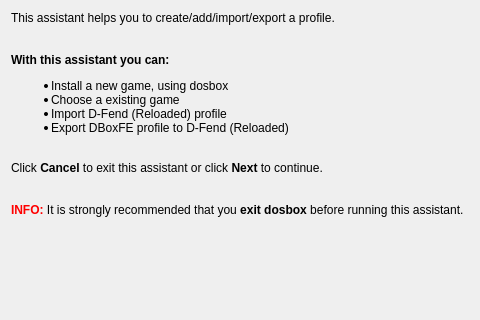
Qt form assistant/ui/welcomepage.ui (LasDesu/DBoxFE) before a commit; both pictures show x 0 to 480 and y 0 to 320 of the 600 by 500 pixel window.
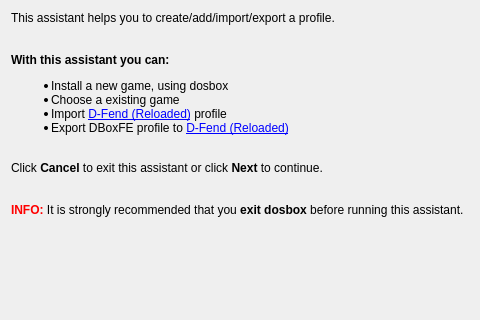
The same form after that commit.

Commit message: * add new header/source * update welcomepage.ui (add link location to d-fend reloaded site)

Diff of the .ui file:
```diff
--- a/assistant/ui/welcomepage.ui
+++ b/assistant/ui/welcomepage.ui
@@ -31,14 +31,14 @@
       <string>&lt;!DOCTYPE HTML PUBLIC "-//W3C//DTD HTML 4.0//EN" "http://www.w3.org/TR/REC-html40/strict.dtd">
 &lt;html>&lt;head>&lt;meta name="qrichtext" content="1" />&lt;title>Welcome&lt;/title>&lt;style type="text/css">
 p, li { white-space: pre-wrap; }
-&lt;/style>&lt;/head>&lt;body style=" font-family:'Sans Serif'; font-size:9pt; font-weight:400; font-style:normal;">
-&lt;p style=" margin-top:0px; margin-bottom:0px; margin-left:0px; margin-right:0px; -qt-block-indent:0; text-indent:0px;">This assistant helps you to create/add/import/export a profile. &lt;br />&lt;/p>
-&lt;p style=" margin-top:0px; margin-bottom:0px; margin-left:0px; margin-right:0px; -qt-block-indent:0; text-indent:0px;">&lt;br />&lt;span style=" font-weight:600;">With this assistant you can:&lt;/span> &lt;/p>
-&lt;ul style="-qt-list-indent: 1;">&lt;li style=" margin-top:12px; margin-bottom:0px; margin-left:0px; margin-right:0px; -qt-block-indent:0; text-indent:0px;">Install a new game, using dosbox &lt;/li>
-&lt;li style=" margin-top:0px; margin-bottom:0px; margin-left:0px; margin-right:0px; -qt-block-indent:0; text-indent:0px;">Choose a existing game &lt;/li>
-&lt;li style=" margin-top:0px; margin-bottom:0px; margin-left:0px; margin-right:0px; -qt-block-indent:0; text-indent:0px;">Import D-Fend (Reloaded) profile &lt;/li>
-&lt;li style=" margin-top:0px; margin-bottom:12px; margin-left:0px; margin-right:0px; -qt-block-indent:0; text-indent:0px;">Export DBoxFE profile to D-Fend (Reloaded) &lt;br />&lt;/li>&lt;/ul>
-&lt;p style=" margin-top:0px; margin-bottom:12px; margin-left:0px; margin-right:0px; -qt-block-indent:0; text-indent:0px;">Click &lt;span style=" font-weight:600;">Cancel&lt;/span> to exit this assistant or click &lt;span style=" font-weight:600;">Next&lt;/span> to continue.&lt;br />&lt;br />&lt;br />&lt;span style=" font-weight:600; color:#ff0000;">INFO:&lt;/span> It is strongly recommended that you &lt;span style=" font-weight:600;">exit dosbox&lt;/span> before running this assistant.&lt;/p>&lt;/body>&lt;/html></string>
+&lt;/style>&lt;/head>&lt;body style=" font-family:'MS Shell Dlg 2'; font-size:8.25pt; font-weight:400; font-style:normal;">
+&lt;p style=" margin-top:0px; margin-bottom:0px; margin-left:0px; margin-right:0px; -qt-block-indent:0; text-indent:0px; font-family:'Sans Serif'; font-size:9pt;">This assistant helps you to create/add/import/export a profile. &lt;br />&lt;/p>
+&lt;p style=" margin-top:0px; margin-bottom:0px; margin-left:0px; margin-right:0px; -qt-block-indent:0; text-indent:0px; font-family:'Sans Serif'; font-size:9pt;">&lt;br />&lt;span style=" font-weight:600;">With this assistant you can:&lt;/span> &lt;/p>
+&lt;ul style="-qt-list-indent: 1;">&lt;li style=" font-family:'Sans Serif'; font-size:9pt;" style=" margin-top:12px; margin-bottom:0px; margin-left:0px; margin-right:0px; -qt-block-indent:0; text-indent:0px;">Install a new game, using dosbox &lt;/li>
+&lt;li style=" font-family:'Sans Serif'; font-size:9pt;" style=" margin-top:0px; margin-bottom:0px; margin-left:0px; margin-right:0px; -qt-block-indent:0; text-indent:0px;">Choose a existing game &lt;/li>
+&lt;li style=" font-family:'Sans Serif'; font-size:9pt;" style=" margin-top:0px; margin-bottom:0px; margin-left:0px; margin-right:0px; -qt-block-indent:0; text-indent:0px;">Import &lt;a href="http://dfendreloaded.sourceforge.net/">&lt;span style=" text-decoration: underline; color:#0000ff;">D-Fend (Reloaded)&lt;/span>&lt;/a> profile &lt;/li>
+&lt;li style=" font-family:'Sans Serif'; font-size:9pt;" style=" margin-top:0px; margin-bottom:12px; margin-left:0px; margin-right:0px; -qt-block-indent:0; text-indent:0px;">Export DBoxFE profile to &lt;a href="http://dfendreloaded.sourceforge.net/">&lt;span style=" text-decoration: underline; color:#0000ff;">D-Fend (Reloaded)&lt;/span>&lt;/a>&lt;br />&lt;/li>&lt;/ul>
+&lt;p style=" margin-top:0px; margin-bottom:12px; margin-left:0px; margin-right:0px; -qt-block-indent:0; text-indent:0px; font-family:'Sans Serif'; font-size:9pt;">Click &lt;span style=" font-weight:600;">Cancel&lt;/span> to exit this assistant or click &lt;span style=" font-weight:600;">Next&lt;/span> to continue.&lt;br />&lt;br />&lt;br />&lt;span style=" font-weight:600; color:#ff0000;">INFO:&lt;/span> It is strongly recommended that you &lt;span style=" font-weight:600;">exit dosbox&lt;/span> before running this assistant.&lt;/p>&lt;/body>&lt;/html></string>
      </property>
     </widget>
    </item>
```
The commit also changes 2 other files.
